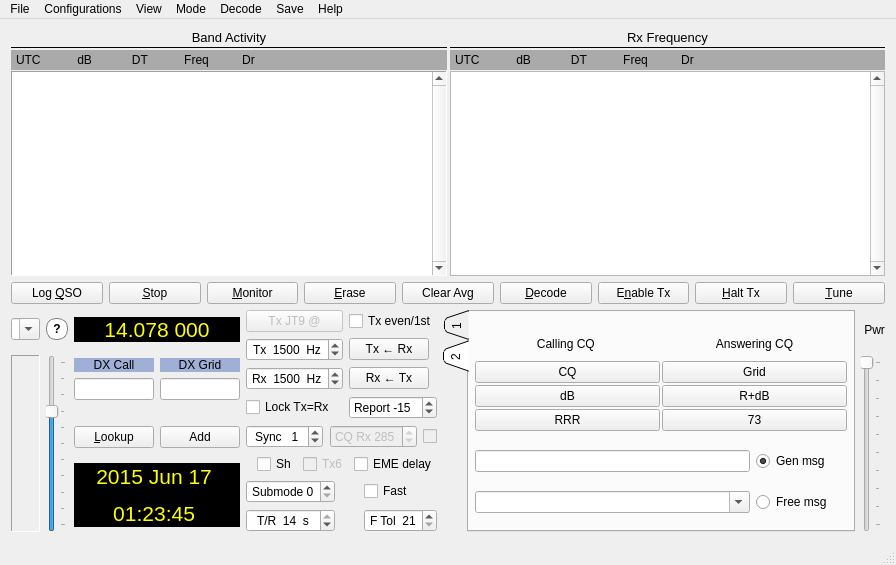
Above: mainwindow.ui from saitohirga/WSJT-X before the change. Below: the same form after it.
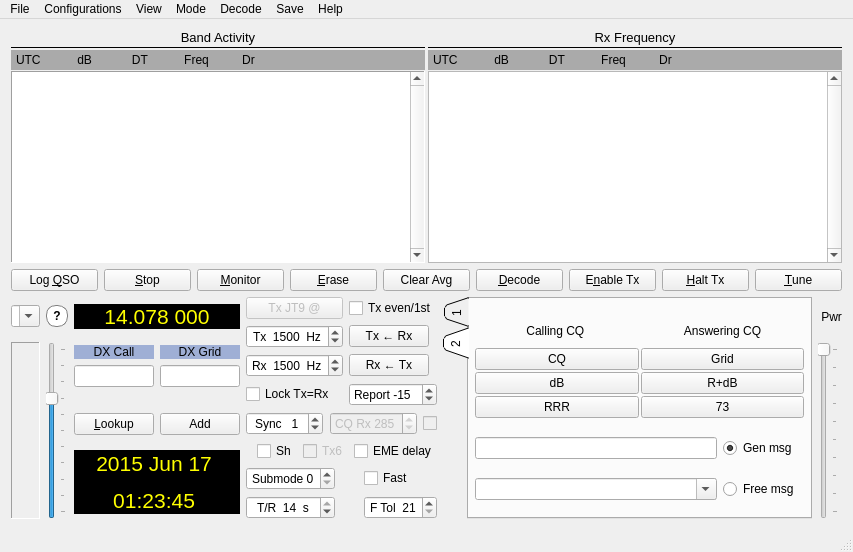
That is the form after the change. Custom widgets are drawn as their Qt base class.

Commit message: Proper splash screen and release notes help menu link

Diff of the .ui file:
```diff
--- a/mainwindow.ui
+++ b/mainwindow.ui
@@ -2,14 +2,6 @@
 <ui version="4.0">
  <class>MainWindow</class>
  <widget class="QMainWindow" name="MainWindow">
-  <property name="geometry">
-   <rect>
-    <x>0</x>
-    <y>0</y>
-    <width>896</width>
-    <height>565</height>
-   </rect>
-  </property>
   <property name="windowTitle">
    <string>WSJT-X   by K1JT</string>
   </property>
@@ -2284,14 +2276,6 @@
    </layout>
   </widget>
   <widget class="QMenuBar" name="menuBar">
-   <property name="geometry">
-    <rect>
-     <x>0</x>
-     <y>0</y>
-     <width>896</width>
-     <height>21</height>
-    </rect>
-   </property>
    <widget class="QMenu" name="menuFile">
     <property name="title">
      <string>File</string>
```
Left out of the diff: 6 changed lines with no effect on the pictures. The commit also changes 4 other files.
